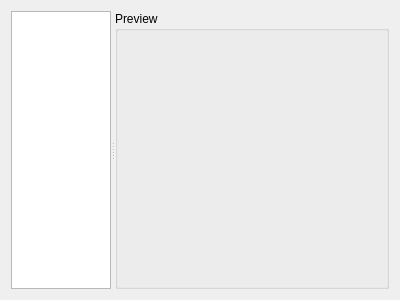
Before: the Qt Designer form app/src/tools/gui/CameraSelectionFormContents.ui in dysonltd-zz/gts, drawn with Qt 5.
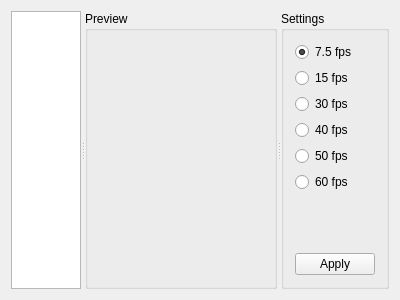
After: the same form once the commit is applied. Custom widgets are drawn as their Qt base class.

Commit message: Improve frame rate selection - in camera selection.

What changed in the file:
```diff
--- a/app/src/tools/gui/CameraSelectionFormContents.ui
+++ b/app/src/tools/gui/CameraSelectionFormContents.ui
@@ -85,6 +85,120 @@
        </item>
       </layout>
      </widget>
+	 <widget class="QGroupBox" name="settingsGroupBox">
+      <property name="sizePolicy">
+       <sizepolicy hsizetype="Expanding" vsizetype="Expanding">
+        <horstretch>0</horstretch>
+        <verstretch>0</verstretch>
+       </sizepolicy>
+      </property>
+      <property name="title">
+       <string>Settings</string>
+      </property>
+      <layout class="QVBoxLayout" name="verticalLayout_2_0">
+       <item>
+        <widget class="QRadioButton" name="m_fps7_5">
+         <property name="enabled">
+          <bool>true</bool>
+         </property>
+         <property name="text">
+          <string>7.5 fps</string>
+         </property>
+         <property name="checked">
+          <bool>true</bool>
+         </property>
+        </widget>
+       </item>
+       <item>
+        <widget class="QRadioButton" name="m_fps15">
+         <property name="enabled">
+          <bool>true</bool>
+         </property>
+         <property name="text">
+          <string>15 fps</string>
+         </property>
+         <property name="checked">
+          <bool>false</bool>
+         </property>
+        </widget>
+       </item>
+       <item>
+        <widget class="QRadioButton" name="m_fps30">
+         <property name="enabled">
+          <bool>true</bool>
+         </property>
+         <property name="text">
+          <string>30 fps</string>
+         </property>
+         <property name="checked">
+          <bool>false</bool>
+         </property>
+        </widget>
+       </item>
+       <item>
+        <widget class="QRadioButton" name="m_fps40">
+         <property name="enabled">
+          <bool>true</bool>
+         </property>
+         <property name="text">
+          <string>40 fps</string>
+         </property>
+         <property name="checked">
+          <bool>false</bool>
+         </property>
+        </widget>
+       </item>
+       <item>
+        <widget class="QRadioButton" name="m_fps50">
+         <property name="enabled">
+          <bool>true</bool>
+         </property>
+         <property name="text">
+          <string>50 fps</string>
+         </property>
+         <property name="checked">
+          <bool>false</bool>
+         </property>
+        </widget>
+       </item>
+       <item>
+        <widget class="QRadioButton" name="m_fps60">
+         <property name="enabled">
+          <bool>true</bool>
+         </property>
+         <property name="text">
+          <string>60 fps</string>
+         </property>
+         <property name="checked">
+          <bool>false</bool>
+         </property>
+        </widget>
+       </item>
+       <item>
+        <spacer name="verticalSpacer">
+         <property name="orientation">
+          <enum>Qt::Vertical</enum>
+         </property>
+         <property name="sizeHint" stdset="0">
+          <size>
+           <width>20</width>
+           <height>60</height>
+          </size>
+         </property>
+        </spacer>
+       </item>
+       <item>
+        <widget class="QPushButton" name="m_resetBtn">
+         <property name="enabled">
+          <bool>true</bool>
+         </property>
+         <property name="text">
+          <string>Apply</string>
+         </property>
+        </widget>
+       </item>
+      </layout>
+     </widget>
     </widget>
    </item>
   </layout>
```
The commit also changes 25 other files.
